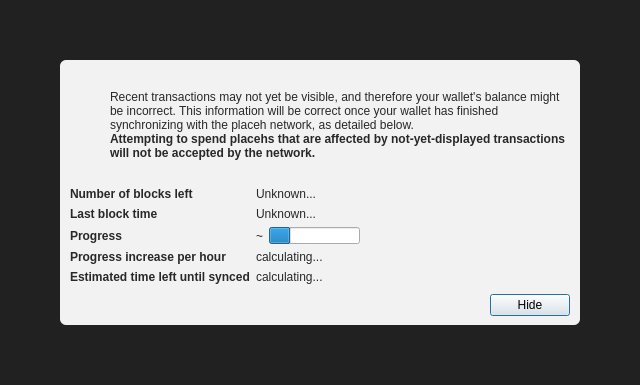
VeriBlock/pop-phl, file src/qt/forms/modaloverlay.ui: the form before one commit.
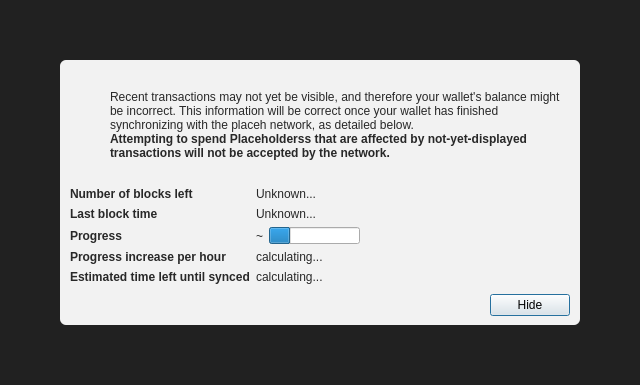
The form after the commit. Icons and pictures are not drawn.

Patch:
```diff
--- a/src/qt/forms/modaloverlay.ui
+++ b/src/qt/forms/modaloverlay.ui
@@ -149,7 +149,7 @@
                 </font>
                </property>
                <property name="text">
-                <string>Attempting to spend placehs that are affected by not-yet-displayed transactions will not be accepted by the network.</string>
+                <string>Attempting to spend Placeholderss that are affected by not-yet-displayed transactions will not be accepted by the network.</string>
                </property>
                <property name="textFormat">
                 <enum>Qt::RichText</enum>
```
Left out of the diff: 3 changed lines with no effect on the pictures.
